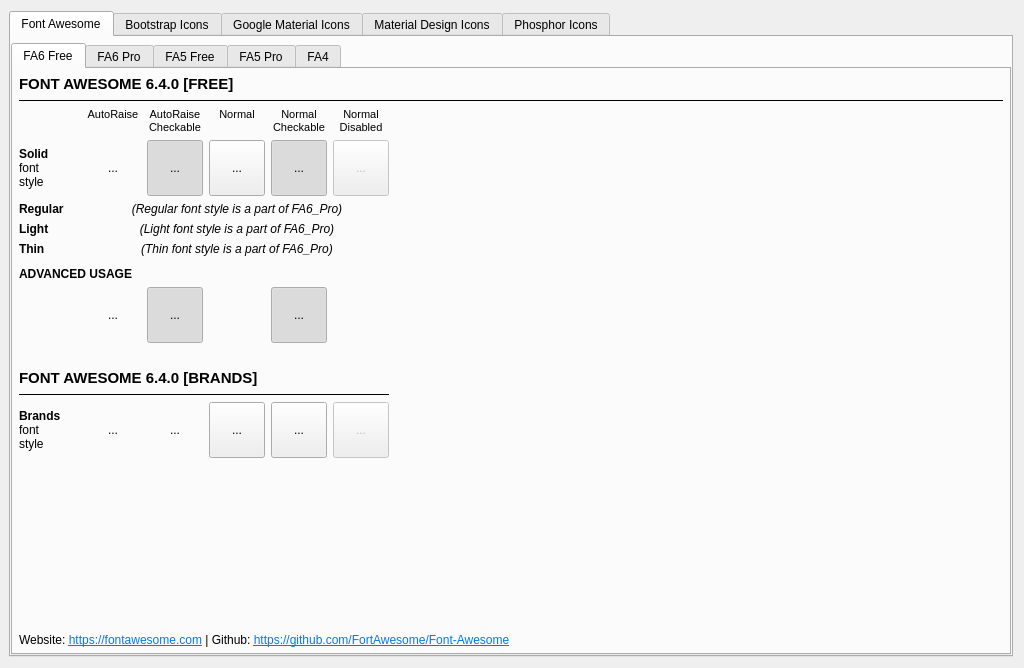
Old version of the form sample/WidgetSample.ui in the repository philvl/ZFontIcon.
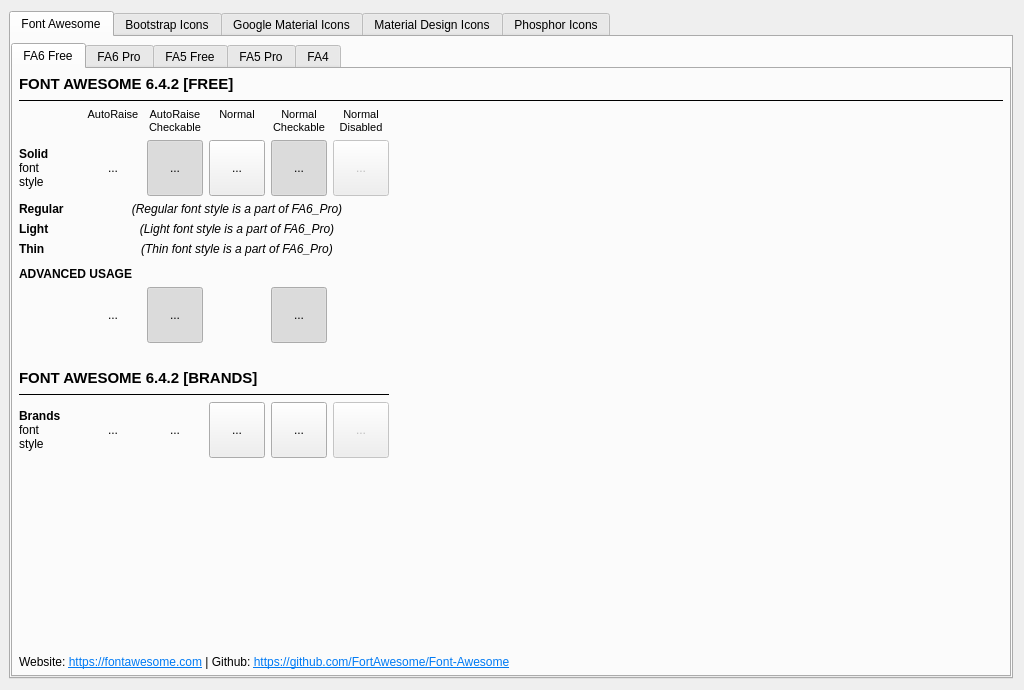
New version of the form.

The edit to the form file:
```diff
--- a/sample/WidgetSample.ui
+++ b/sample/WidgetSample.ui
@@ -7,7 +7,7 @@
     <x>0</x>
     <y>0</y>
     <width>1024</width>
-    <height>668</height>
+    <height>690</height>
    </rect>
   </property>
   <property name="windowTitle">
@@ -76,7 +76,7 @@
               </font>
              </property>
              <property name="text">
-              <string>FONT AWESOME 6.4.0 [FREE]</string>
+              <string>FONT AWESOME 6.4.2 [FREE]</string>
              </property>
             </widget>
            </item>
@@ -335,7 +335,7 @@
                 </font>
                </property>
                <property name="text">
-                <string>FONT AWESOME 6.4.0 [BRANDS]</string>
+                <string>FONT AWESOME 6.4.2 [BRANDS]</string>
                </property>
               </widget>
              </item>
```
Left out of the diff: 4 changed lines with no effect on the pictures.
